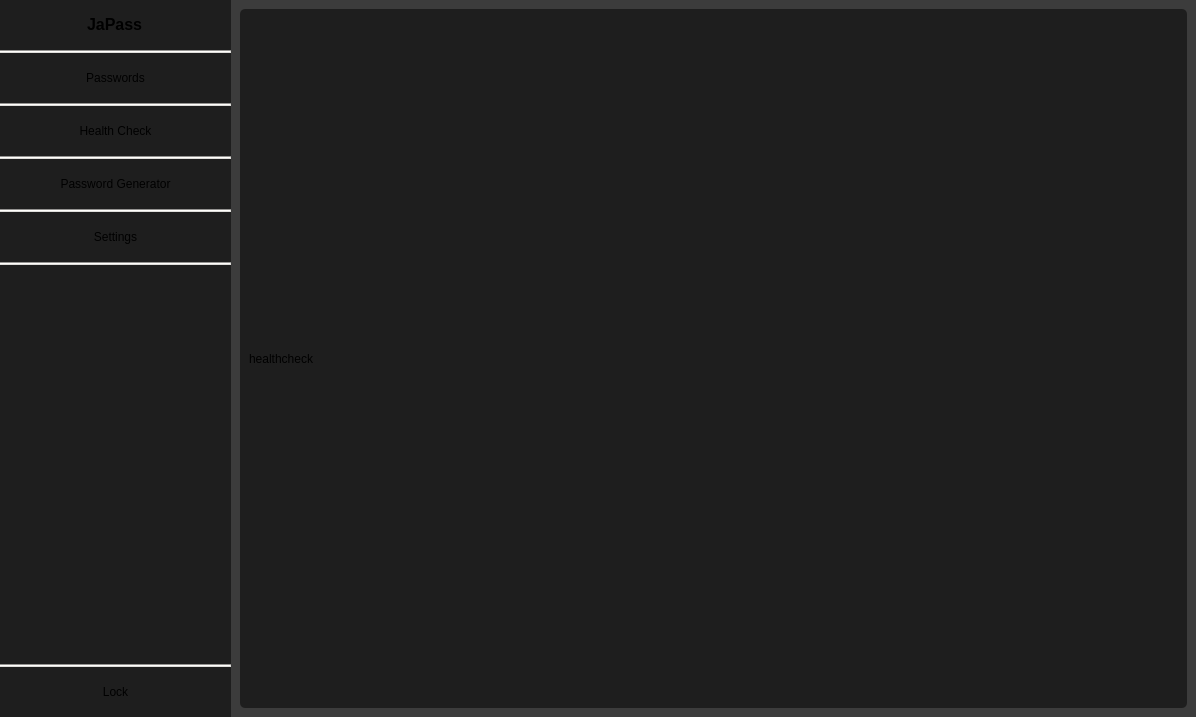
Before: the Qt Designer form PasswordManager/ui/mainwindow.ui in Jatogame/PasswordManager, drawn with Qt 5.
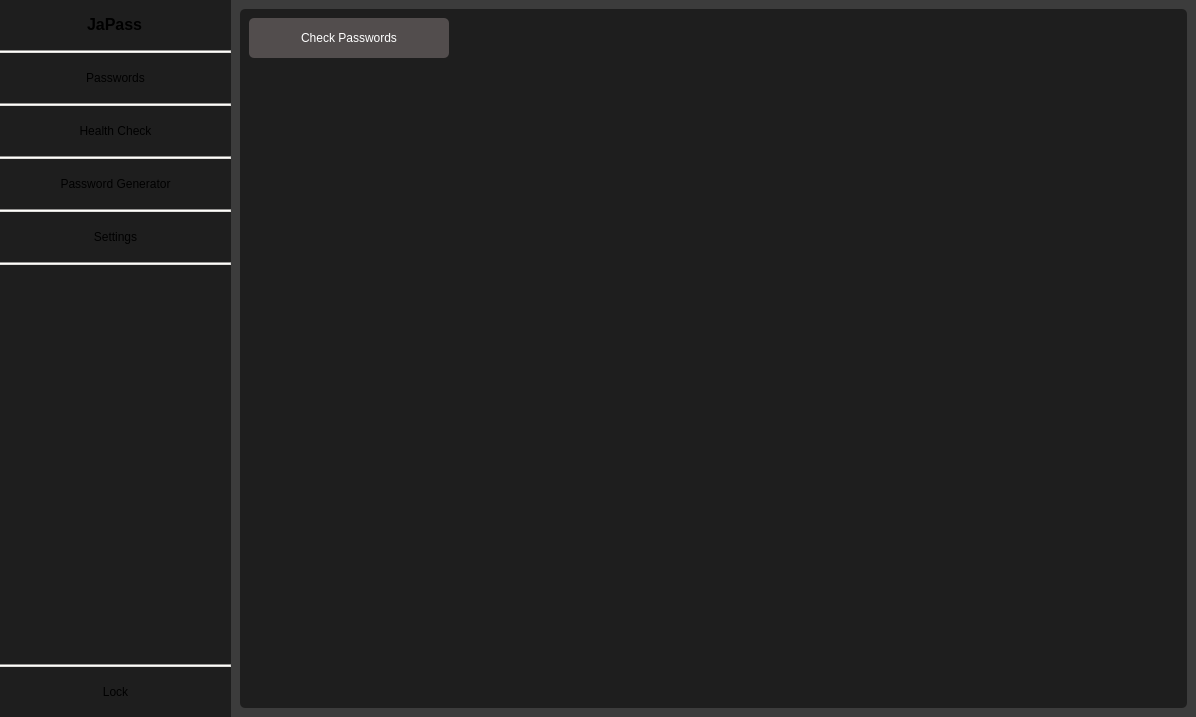
After: the same form once the commit is applied. The open tabs and pages were chosen to show the change.

Commit message: Healthcheck-page completed

```diff
--- a/PasswordManager/ui/mainwindow.ui
+++ b/PasswordManager/ui/mainwindow.ui
@@ -814,14 +814,68 @@
               <verstretch>0</verstretch>
              </sizepolicy>
             </property>
+            <property name="layoutDirection">
+             <enum>Qt::LayoutDirection::LeftToRight</enum>
+            </property>
             <property name="styleSheet">
              <string notr="true">background-color: rgb(30, 30, 30);</string>
             </property>
             <layout class="QGridLayout" name="gridLayout_8">
+             <item row="1" column="0">
+              <widget class="QScrollArea" name="scrollArea_2">
+               <property name="widgetResizable">
+                <bool>true</bool>
+               </property>
+               <widget class="QWidget" name="scrollAreaWidgetContents_2">
+                <property name="geometry">
+                 <rect>
+                  <x>0</x>
+                  <y>0</y>
+                  <width>927</width>
+                  <height>633</height>
+                 </rect>
+                </property>
+                <layout class="QVBoxLayout" name="verticalLayout_13">
+                 <item>
+                  <layout class="QVBoxLayout" name="healthcheck_vertical"/>
+                 </item>
+                </layout>
+               </widget>
+              </widget>
+             </item>
              <item row="0" column="0">
-              <widget class="QLabel" name="label">
+              <widget class="QPushButton" name="healthcheck_check">
+               <property name="sizePolicy">
+                <sizepolicy hsizetype="Fixed" vsizetype="Fixed">
+                 <horstretch>0</horstretch>
+                 <verstretch>0</verstretch>
+                </sizepolicy>
+               </property>
+               <property name="minimumSize">
+                <size>
+                 <width>200</width>
+                 <height>40</height>
+                </size>
+               </property>
+               <property name="cursor">
+                <cursorShape>PointingHandCursor</cursorShape>
+               </property>
+               <property name="styleSheet">
+                <string notr="true">QPushButton {
+        background-color: rgb(82, 77, 77);
+        color: white;
+    }
+
+QPushButton:hover {
+        background-color: rgb(72, 67, 67);
+}
+
+    QPushButton:pressed {
+        background-color: rgb(62, 57, 57);
+    }</string>
+               </property>
                <property name="text">
-                <string>healthcheck</string>
+                <string>Check Passwords</string>
                </property>
               </widget>
              </item>
```
Left out of the diff: 156 changed lines with no effect on the pictures. The commit also changes 6 other files.
